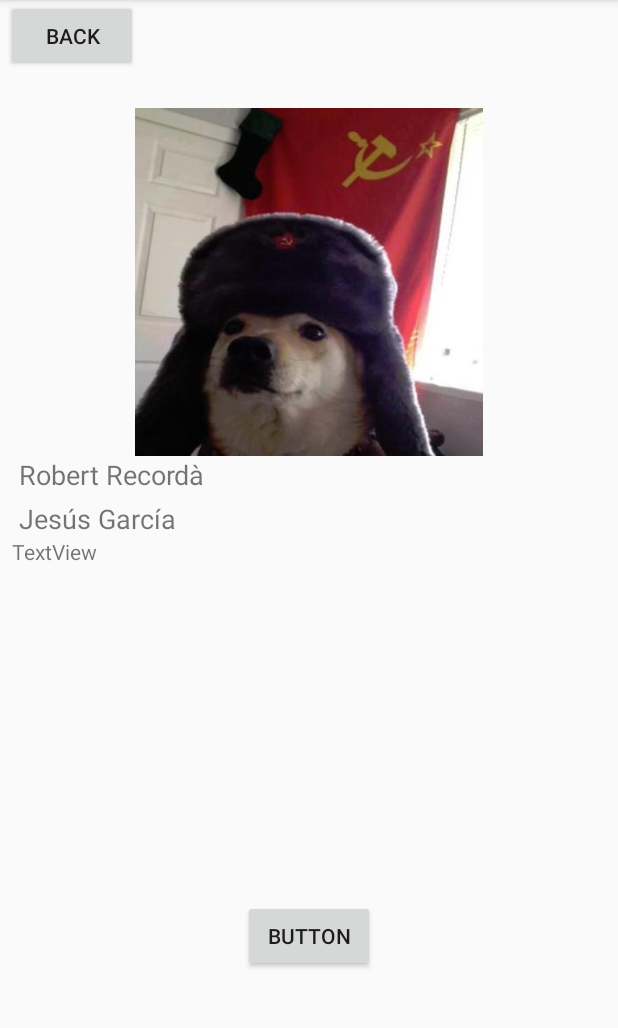
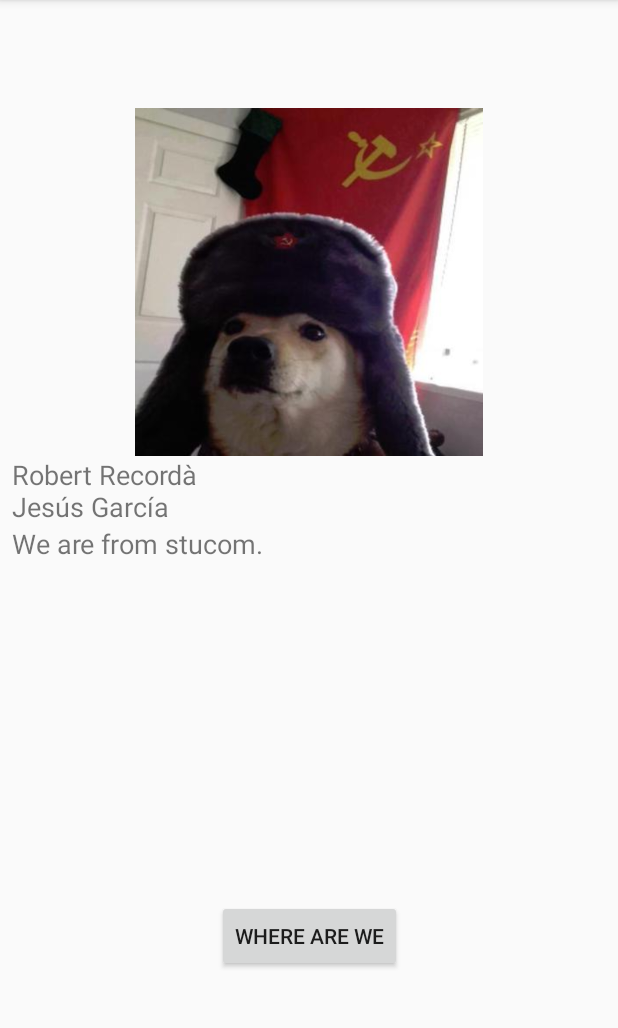
Before and after one commit to xVeri/PetitsCamperols, an Android app: the actQuant screen opened directly, with no data from a screen before it, on a phone screen of 412 x 824 dp, the part 84-1112 px from its top. Run offline under Robolectric (Android 15) with nearby library versions, the phone set to English and light mode, and no system bars.

Commit message:
Botones back borrados.  El mapa ahora hace zoom y no carga los edificios en 3D

```diff
--- a/app/src/main/java/stucom/com/petitscamperols/actJugar.java
+++ b/app/src/main/java/stucom/com/petitscamperols/actJugar.java
@@ -12,15 +12,5 @@ public class actJugar extends AppCompatActivity {
         super.onCreate(savedInstanceState);
         setContentView(R.layout.activity_act_jugar);
 
-        Button btnBack = findViewById(R.id.btnBack);
-        btnBack.setOnClickListener(new View.OnClickListener(){
-            @Override
-            public void onClick(View view) {
-                //Intent MainActivity = new Intent(actQuant.this, MainActivity.class);
-                //startActivity(MainActivity);
-                /// moveTaskToBack(true);
-                finish();
-            }
-        });
     }
 }
--- a/app/src/main/java/stucom/com/petitscamperols/actMap.java
+++ b/app/src/main/java/stucom/com/petitscamperols/actMap.java
@@ -37,10 +37,13 @@ public class actMap extends FragmentActivity implements OnMapReadyCallback {
     @Override
     public void onMapReady(GoogleMap googleMap) {
         mMap = googleMap;
-
+        mMap.setBuildingsEnabled(false);
         // Add a marker in Sydney and move the camera
         LatLng sydney = new LatLng(41.3857367,2.1651769);
+        mMap.setMaxZoomPreference(20);
+        mMap.setMinZoomPreference(18);
         mMap.addMarker(new MarkerOptions().position(sydney).title("Stucom"));
         mMap.moveCamera(CameraUpdateFactory.newLatLng(sydney));
+
     }
 }
--- a/app/src/main/java/stucom/com/petitscamperols/actQuant.java
+++ b/app/src/main/java/stucom/com/petitscamperols/actQuant.java
@@ -13,17 +13,6 @@ public class actQuant extends AppCompatActivity {
         super.onCreate(savedInstanceState);
         setContentView(R.layout.activity_act_quant);
 
-        Button btnBack = findViewById(R.id.btnBack);
-        btnBack.setOnClickListener(new View.OnClickListener(){
-            @Override
-            public void onClick(View view) {
-                //Intent MainActivity = new Intent(actQuant.this, MainActivity.class);
-                //startActivity(MainActivity);
-               /// moveTaskToBack(true);
-                finish();
-            }
-        });
-
         Button btnOnSom = findViewById(R.id.btnOnSom);
         btnOnSom.setOnClickListener(new View.OnClickListener(){
             @Override
--- a/app/src/main/java/stucom/com/petitscamperols/actRank.java
+++ b/app/src/main/java/stucom/com/petitscamperols/actRank.java
@@ -12,15 +12,6 @@ public class actRank extends AppCompatActivity {
         super.onCreate(savedInstanceState);
         setContentView(R.layout.activity_act_rank);
 
-        Button btnBack = findViewById(R.id.btnBack);
-        btnBack.setOnClickListener(new View.OnClickListener(){
-            @Override
-            public void onClick(View view) {
-                //Intent MainActivity = new Intent(actQuant.this, MainActivity.class);
-                //startActivity(MainActivity);
-                /// moveTaskToBack(true);
-                finish();
-            }
-        });
+
     }
 }
--- a/app/src/main/res/layout/activity_act_quant.xml
+++ b/app/src/main/res/layout/activity_act_quant.xml
@@ -40,28 +40,21 @@
                 android:id="@+id/creNom"
                 android:layout_width="match_parent"
                 android:layout_height="wrap_content"
-                android:lineSpacingExtra="8sp"
-                android:text=" Robert Recordà \n Jesús García"
+                android:text="Robert Recordà \nJesús García"
                 android:textSize="18sp"
                 tools:layout_editor_absoluteX="68dp" />
 
             <TextView
-                android:id="@+id/textView"
+                android:id="@+id/txtExplicatiu"
                 android:layout_width="match_parent"
                 android:layout_height="wrap_content"
-                android:text="TextView"
-                tools:text="@string/txtExplicatiu" />
+                android:text="@string/txtExplicatiu"
+                android:textSize="18sp"
+                tools:layout_editor_absoluteX="8dp"
+                tools:layout_editor_absoluteY="370dp" />
+
         </LinearLayout>
     </ScrollView>
-
-    <Button
-        android:id="@+id/btnBack"
-        android:layout_width="wrap_content"
-        android:layout_height="wrap_content"
-        android:layout_marginStart="4dp"
-        android:text="@string/btnBack"
-        app:layout_constraintStart_toStartOf="parent"
-        app:layout_constraintTop_toTopOf="parent" />
 
     <Button
         android:id="@+id/btnOnSom"
@@ -70,10 +63,9 @@
         android:layout_marginBottom="120dp"
         android:layout_marginEnd="8dp"
         android:layout_marginStart="8dp"
-        android:text="Button"
+        android:text="@string/btnOnSom"
         app:layout_constraintBottom_toBottomOf="parent"
         app:layout_constraintEnd_toEndOf="parent"
-        app:layout_constraintStart_toStartOf="parent"
-        tools:text="@string/btnOnSom" />
+        app:layout_constraintStart_toStartOf="parent" />
 
 </android.support.constraint.ConstraintLayout>
--- a/app/src/main/res/values/strings.xml
+++ b/app/src/main/res/values/strings.xml
@@ -5,7 +5,6 @@
     <string name="btnAjustaments">Settings</string>
     <string name="btnQuant">About</string>
     <string name="userName">Username</string>
-    <string name="btnBack">Back</string>
     <string name="userEmail">Email</string>
     <string name="btnGuarda">Save</string>
     <string name="txtExplicatiu">We are from stucom.</string>
```
Also changed, not shown: 2 other files.
